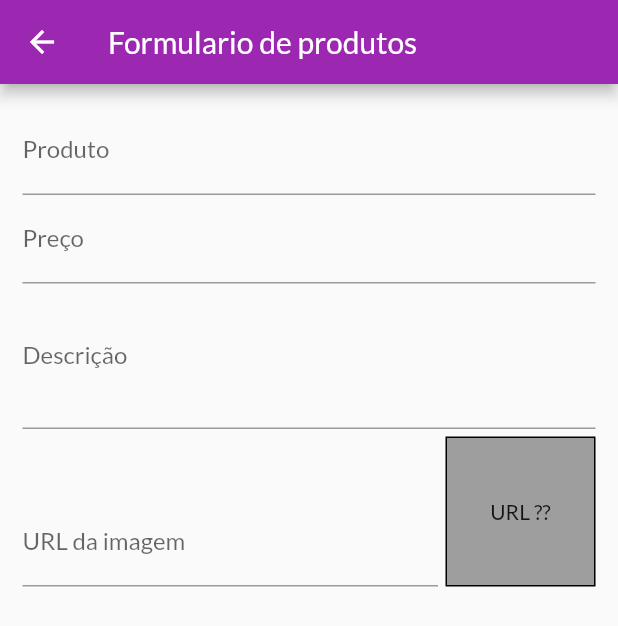
After one commit to aspaiva/shop, a Flutter app: the screen it shows after launch, in the side drawer, after a tap on the "shopping cart" icon, on a phone screen of 412 x 824 dp. The commit adds this screen. Shown: the top 626 px of the screen. Run offline on Flutter 3.47's test engine with Material 2 defaults, Android fonts, the phone set to English and light mode, and no system bars; network calls fail.

Commit message:
Product Screen

```diff
--- a/lib/main.dart
+++ b/lib/main.dart
@@ -1,13 +1,16 @@
 import 'package:flutter/material.dart';
+import 'package:intl/date_symbols.dart';
 import 'package:provider/provider.dart';
 import 'package:shop/providers/cart.dart';
 import 'package:shop/providers/orders.dart';
 import 'package:shop/providers/products.dart';
 import 'package:shop/utils/app_routes.dart';
 import 'package:shop/views/cart_screen.dart';
+import 'package:shop/views/product_form_screen.dart';
 import 'package:shop/views/orders_screen.dart';
 import 'package:shop/views/product_detail_screen.dart';
 import 'package:shop/views/products_overview_screen.dart';
+import 'package:shop/views/products_screen.dart';
 
 void main() => runApp(MyApp());
 
@@ -32,6 +35,8 @@ class MyApp extends StatelessWidget {
           AppRoutes.PRODUCT_DETAIL: (context) => ProductDetailScreen(),
           AppRoutes.CART: (context) => CartScreen(),
           AppRoutes.ORDERS: (_) => OrdersScreen(),
+          AppRoutes.CADPROD: (_) => ProductFormScreen(),
+          AppRoutes.PRODUCTS: (_) => ProductsScreen(),
         },
       ),
     );
--- a/lib/utils/app_routes.dart
+++ b/lib/utils/app_routes.dart
@@ -3,4 +3,6 @@ class AppRoutes {
   static const PRODUCT_DETAIL = '/product-detail';
   static const CART = '/cart';
   static const ORDERS = '/orders';
+  static const CADPROD = '/prod-cad';
+  static const PRODUCTS = '/products';
 }
--- /dev/null
+++ b/lib/views/product_form_screen.dart
@@ -0,0 +1,115 @@
+import 'package:flutter/material.dart';
+import 'package:flutter/services.dart';
+
+class ProductFormScreen extends StatefulWidget {
+  const ProductFormScreen({Key key}) : super(key: key);
+
+  @override
+  _ProductFormScreenState createState() => _ProductFormScreenState();
+}
+
+class _ProductFormScreenState extends State<ProductFormScreen> {
+  final _priceFocus = FocusNode();
+  final _descriptionFocus = FocusNode();
+  final _urlFocus = FocusNode();
+  final _urlController = TextEditingController();
+
+  void _updateImage() {
+    setState(() {});
+  }
+
+  @override
+  void initState() {
+    super.initState();
+    _urlFocus.addListener(_updateImage);
+  }
+
+  @override
+  void dispose() {
+    super.dispose();
+    _priceFocus.dispose();
+    _descriptionFocus.dispose();
+
+    _urlFocus.removeListener(_updateImage);
+    _urlFocus.dispose();
+  }
+
+  @override
+  Widget build(BuildContext context) {
+    return Scaffold(
+      appBar: AppBar(
+        title: Text('Formulario de produtos'),
+      ),
+      body: Padding(
+        padding: EdgeInsets.all(15),
+        child: Form(
+          child: ListView(
+            children: [
+              TextFormField(
+                decoration: InputDecoration(
+                  labelText: 'Produto',
+                ),
+                textInputAction: TextInputAction.next,
+                onFieldSubmitted: (value) {
+                  Focus.of(context).requestFocus(_priceFocus);
+                },
+              ),
+              TextFormField(
+                decoration: InputDecoration(
+                  labelText: 'Preço',
+                ),
+                keyboardType: TextInputType.numberWithOptions(decimal: true),
+                textInputAction: TextInputAction.next,
+                focusNode: _priceFocus,
+                onFieldSubmitted: (value) =>
+                    Focus.of(context).requestFocus(_descriptionFocus),
+              ),
+              TextFormField(
+                decoration: InputDecoration(labelText: 'Descrição'),
+                keyboardType: TextInputType.multiline,
+                maxLines: 3,
+                focusNode: _descriptionFocus,
+                onFieldSubmitted: (_) =>
+                    Focus.of(context).requestFocus(_urlFocus),
+              ),
+              Row(
+                crossAxisAlignment: CrossAxisAlignment.end,
+                children: [
+                  Expanded(
+                    child: TextFormField(
+                      decoration: InputDecoration(labelText: 'URL da imagem'),
+                      keyboardType: TextInputType.url,
+                      focusNode: _urlFocus,
+                      controller: _urlController,
+                    ),
+                  ),
+                  Container(
+                    width: 100,
+                    height: 100,
+                    margin: EdgeInsets.only(left: 5, top: 5),
+                    decoration: BoxDecoration(
+                      color: Colors.grey,
+                      border: Border.all(
+                        color: Colors.black,
+                        width: 1,
+                      ),
+                    ),
+                    child: _urlController.text.isEmpty
+                        ? Text('URL ??')
+                        : FittedBox(
+                            child: Image.network(
+                              _urlController.text,
+                              fit: BoxFit.cover,
+                            ),
+                          ),
+                    alignment: Alignment.center,
+                  )
+                ],
+              )
+            ],
+          ),
+        ),
+      ),
+    );
+  }
+}
--- a/lib/widgets/app_drawer.dart
+++ b/lib/widgets/app_drawer.dart
@@ -26,6 +26,24 @@ class AppDrawer extends StatelessWidget {
             onTap: () =>
                 Navigator.of(context).pushReplacementNamed(AppRoutes.ORDERS),
           ),
+          Divider(),
+          ListTile(
+            leading: Icon(Icons.insert_emoticon),
+            title: Text('Cadastro de Produtos'),
+            onTap: () => Navigator.of(context).pushNamed(AppRoutes.CADPROD),
+          ),
+          Divider(),
+          ListTile(
+            leading: Icon(Icons.edit),
+            title: Text('Produtos'),
+            onTap: () => Navigator.of(context).pushNamed(AppRoutes.PRODUCTS),
+          ),
+          Divider(),
+          ListTile(
+            leading: Icon(Icons.close),
+            title: Text('Fechar'),
+            onTap: () => Navigator.of(context).pop(),
+          ),
         ],
       ),
     );
--- /dev/null
+++ b/lib/widgets/product_item.dart
@@ -0,0 +1,23 @@
+import 'package:flutter/material.dart';
+import 'package:shop/providers/product.dart';
+
+class ProductItem extends StatelessWidget {
+  final Product produto;
+  const ProductItem({Key key, this.produto}) : super(key: key);
+
+  @override
+  Widget build(BuildContext context) {
+    return ListTile(
+      leading: CircleAvatar(
+        backgroundImage: NetworkImage(produto.imageUrl),
+        radius: 25,
+      ),
+      title: Text(produto.title),
+      subtitle: Text(produto.description),
+      trailing: IconButton(
+        icon: Icon(Icons.edit),
+        onPressed: () {},
+      ),
+    );
+  }
+}
```
Also changed, not shown: lib/views/products_screen.dart (added, +45 -0 lines), assets/images/6b23274532b6ced6e8ccc2ab725be376.jpg (added).
